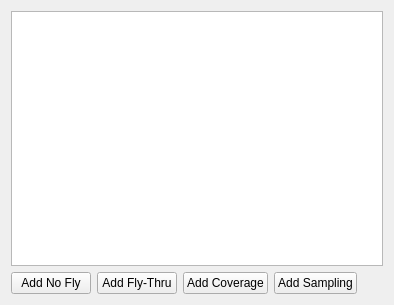
Old version of the form FlightPlanner/gui/FlightTaskAreaEditor/FlightTaskAreaObjectEditWidget.ui in the repository raptorswing/FlightPlanner.
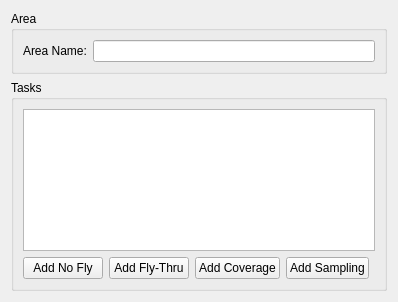
New version of the form. Icons and pictures are not drawn.

Commit message: Added ability to assign names to flight task areas

Patch:
```diff
--- a/FlightPlanner/gui/FlightTaskAreaEditor/FlightTaskAreaObjectEditWidget.ui
+++ b/FlightPlanner/gui/FlightTaskAreaEditor/FlightTaskAreaObjectEditWidget.ui
@@ -6,8 +6,8 @@
    <rect>
     <x>0</x>
     <y>0</y>
-    <width>394</width>
-    <height>305</height>
+    <width>398</width>
+    <height>302</height>
    </rect>
   </property>
   <property name="windowTitle">
@@ -19,6 +19,31 @@
   </property>
   <layout class="QVBoxLayout" name="verticalLayout">
    <item>
+    <widget class="QGroupBox" name="groupBox_2">
+     <property name="title">
+      <string>Area</string>
+     </property>
+     <layout class="QFormLayout" name="formLayout">
+      <item row="0" column="0">
+       <widget class="QLabel" name="label">
+        <property name="text">
+         <string>Area Name:</string>
+        </property>
+       </widget>
+      </item>
+      <item row="0" column="1">
+       <widget class="QLineEdit" name="areaNameEdit"/>
+      </item>
+     </layout>
+    </widget>
+   </item>
+   <item>
+    <widget class="QGroupBox" name="groupBox">
+     <property name="title">
+      <string>Tasks</string>
+     </property>
+     <layout class="QVBoxLayout" name="verticalLayout_2">
+      <item>
     <widget class="QListView" name="taskListView">
      <property name="editTriggers">
       <set>QAbstractItemView::NoEditTriggers</set>
@@ -69,6 +94,9 @@
       </spacer>
      </item>
     </layout>
+      </item>
+     </layout>
+    </widget>
    </item>
   </layout>
  </widget>
```
Lines whose indentation alone changed are shown as unchanged. The commit also changes 4 other files.
